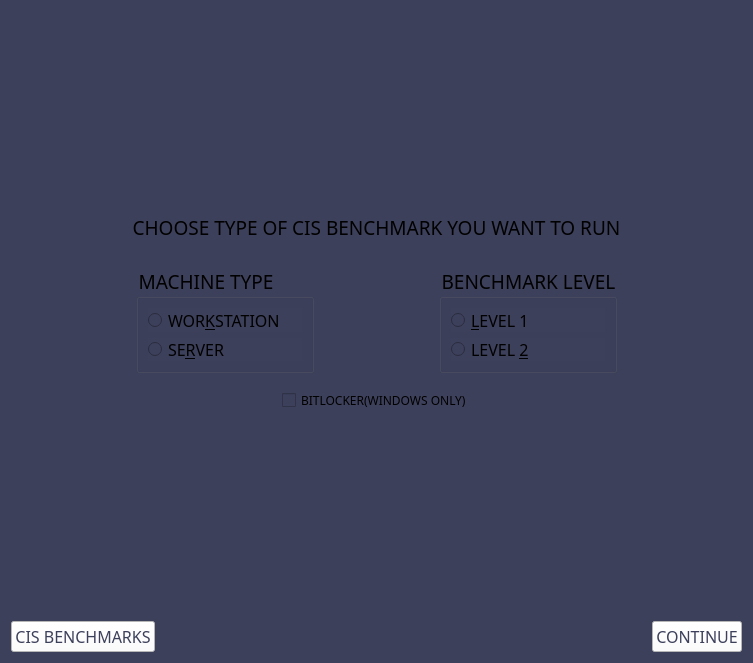
This is new_audit_page.ui in h4636oh/EasyAudit_QT as Qt 5 draws it before an edit. The edited form follows.
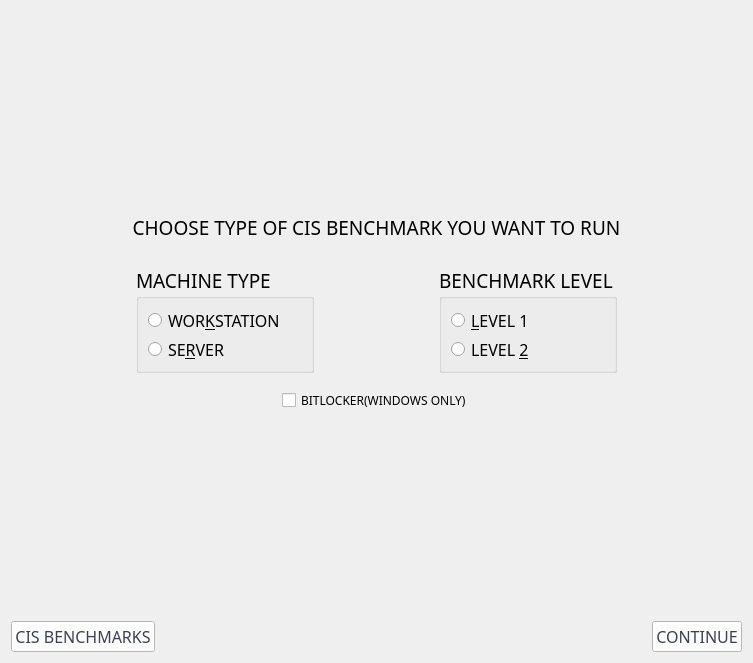
This is the edited form.

What changed in the file:
```diff
--- a/new_audit_page.ui
+++ b/new_audit_page.ui
@@ -37,7 +37,7 @@
    <string>Widget</string>
   </property>
   <property name="styleSheet">
-   <string notr="true">background-color: rgb(61, 64, 91);</string>
+   <string notr="true"/>
   </property>
   <layout class="QVBoxLayout" name="verticalLayout">
    <item>
```
